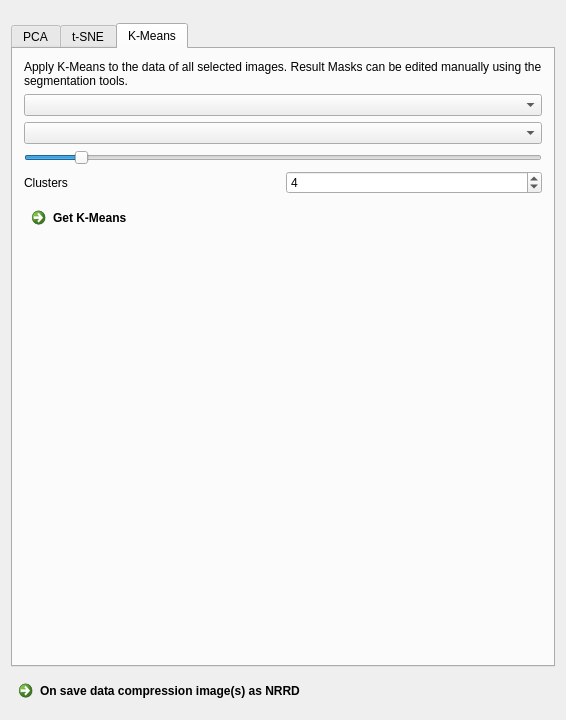
Before: the Qt Designer form Plugins/org.mitk.gui.qt.m2.datacompression/src/internal/DataCompressionViewControls.ui in m2aia/m2aia, drawn with Qt 5.
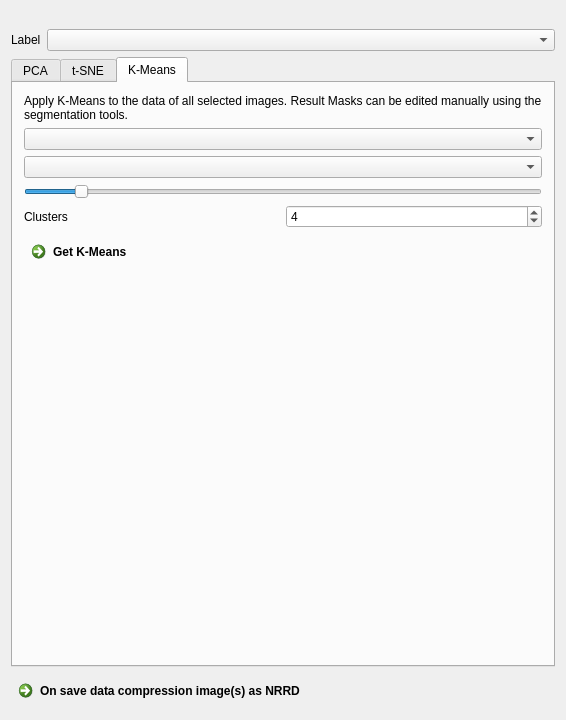
After: the same form once the commit is applied. Custom widgets are drawn as their Qt base class.

Commit message: Add mask handling to KMeans and PCA filters; enhance UI for mask selection

Diff of the .ui file:
```diff
--- a/Plugins/org.mitk.gui.qt.m2.datacompression/src/internal/DataCompressionViewControls.ui
+++ b/Plugins/org.mitk.gui.qt.m2.datacompression/src/internal/DataCompressionViewControls.ui
@@ -20,6 +20,33 @@
    <item>
     <widget class="QmitkSingleNodeSelectionWidget" name="peakListSelection" native="true"/>
    </item>
+   <item>
+    <widget class="QmitkMultiNodeSelectionWidget" name="maskSelection" native="true"/>
+   </item>
+   <item>
+    <layout class="QHBoxLayout" name="horizontalLayout_maskLabel">
+     <item>
+      <widget class="QLabel" name="label_maskLabel">
+       <property name="text">
+        <string>Label</string>
+       </property>
+      </widget>
+     </item>
+     <item>
+      <widget class="QComboBox" name="boxMaskLabelValue">
+       <property name="sizePolicy">
+        <sizepolicy hsizetype="Expanding" vsizetype="Fixed">
+         <horstretch>0</horstretch>
+         <verstretch>0</verstretch>
+        </sizepolicy>
+       </property>
+       <property name="toolTip">
+        <string>Only pixels of the chosen label value are used. The list contains the unique label values of the selected masks, the number in brackets is the number of selected masks containing this label value.</string>
+       </property>
+      </widget>
+     </item>
+    </layout>
+   </item>
    <item>
     <widget class="QTabWidget" name="TabWidget">
      <property name="enabled">
```
The commit also changes 5 other files.
